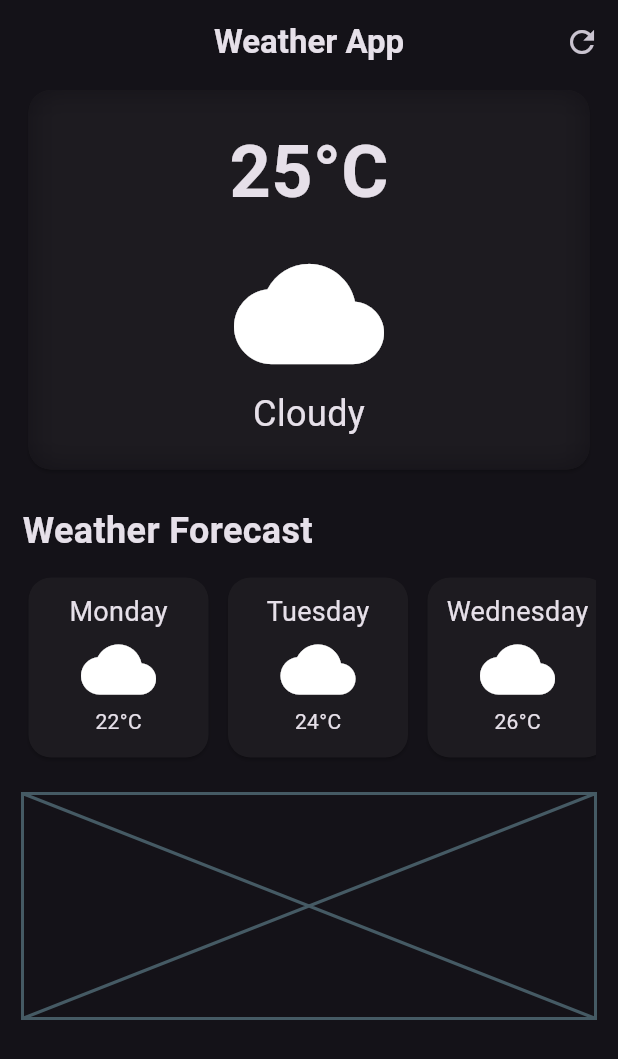
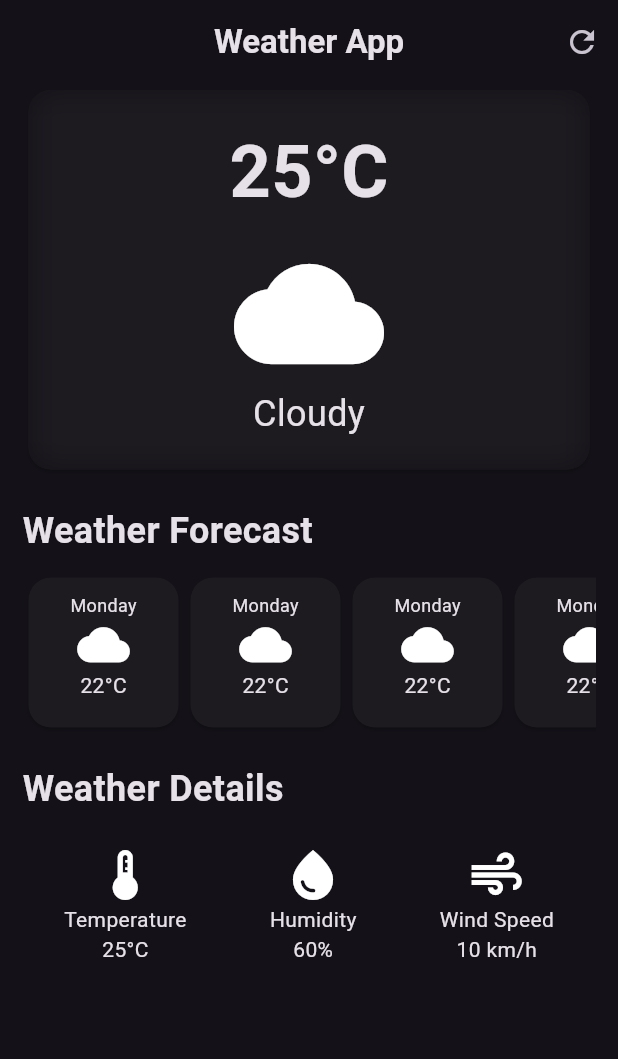
Before and after one commit to PlanHorror/Learning-flutter, a Flutter app: the screen it shows after launch, on a phone screen of 412 x 824 dp. Shown: the top 1059 px of the screen. Run offline on Flutter 3.47's test engine with Material 3 defaults, Android fonts, the phone set to English and light mode, and no system bars.

Commit message:
Full UI of weather app

```diff
--- /dev/null
+++ b/weather_app/lib/forecast_widget.dart
@@ -0,0 +1,27 @@
+import 'package:flutter/material.dart';
+
+class ForecastWidget extends StatelessWidget {
+  const ForecastWidget({super.key});
+
+  @override
+  Widget build(BuildContext context) {
+    return Card(
+      shape: RoundedRectangleBorder(borderRadius: BorderRadius.circular(15)),
+      child: Padding(
+        padding: const EdgeInsets.all(10.0),
+        child: SizedBox(
+          width: 80,
+          height: 80,
+
+          child: Column(
+            children: [
+              Text('Monday', style: TextStyle(fontSize: 12)),
+              Icon(Icons.cloud, size: 35),
+              Text('22°C'),
+            ],
+          ),
+        ),
+      ),
+    );
+  }
+}
--- /dev/null
+++ b/weather_app/lib/weather_detail.dart
@@ -0,0 +1,36 @@
+import 'package:flutter/material.dart';
+
+class WeatherDetail extends StatelessWidget {
+  const WeatherDetail({super.key});
+
+  @override
+  Widget build(BuildContext context) {
+    return Row(
+      mainAxisAlignment: MainAxisAlignment.spaceAround,
+
+      children: [
+        Column(
+          children: [
+            Icon(Icons.thermostat, size: 40),
+            Text('Temperature'),
+            Text('25°C'),
+          ],
+        ),
+        Column(
+          children: [
+            Icon(Icons.water_drop, size: 40),
+            Text('Humidity'),
+            Text('60%'),
+          ],
+        ),
+        Column(
+          children: [
+            Icon(Icons.air, size: 40),
+            Text('Wind Speed'),
+            Text('10 km/h'),
+          ],
+        ),
+      ],
+    );
+  }
+}
--- a/weather_app/lib/weather_screen.dart
+++ b/weather_app/lib/weather_screen.dart
@@ -1,6 +1,8 @@
 import 'dart:ui';
 
 import 'package:flutter/material.dart';
+import 'package:weather_app/forecast_widget.dart';
+import 'package:weather_app/weather_detail.dart';
 
 class WeatherScreen extends StatelessWidget {
   const WeatherScreen({super.key});
@@ -70,130 +72,22 @@ class WeatherScreen extends StatelessWidget {
             SingleChildScrollView(
               scrollDirection: Axis.horizontal,
               child: Row(
-                mainAxisAlignment: MainAxisAlignment.spaceBetween,
-                spacing: 5,
                 children: [
-                  Card(
-                    shape: RoundedRectangleBorder(
-                      borderRadius: BorderRadius.circular(15),
-                    ),
-                    child: Padding(
-                      padding: const EdgeInsets.all(10.0),
-                      child: SizedBox(
-                        width: 100,
-                        height: 100,
-
-                        child: Column(
-                          children: [
-                            Text('Monday', style: TextStyle(fontSize: 18)),
-                            Icon(Icons.cloud, size: 50),
-                            Text('22°C'),
-                          ],
-                        ),
-                      ),
-                    ),
-                  ),
-                  Card(
-                    shape: RoundedRectangleBorder(
-                      borderRadius: BorderRadius.circular(15),
-                    ),
-                    child: Padding(
-                      padding: const EdgeInsets.all(10.0),
-                      child: SizedBox(
-                        width: 100,
-                        height: 100,
-                        child: Column(
-                          children: [
-                            Text('Tuesday', style: TextStyle(fontSize: 18)),
-                            Icon(Icons.cloud, size: 50),
-                            Text('24°C'),
-                          ],
-                        ),
-                      ),
-                    ),
-                  ),
-                  Card(
-                    shape: RoundedRectangleBorder(
-                      borderRadius: BorderRadius.circular(15),
-                    ),
-                    child: Padding(
-                      padding: const EdgeInsets.all(10.0),
-                      child: SizedBox(
-                        width: 100,
-                        height: 100,
-                        child: Column(
-                          children: [
-                            Text('Wednesday', style: TextStyle(fontSize: 18)),
-                            Icon(Icons.cloud, size: 50),
-                            Text('26°C'),
-                          ],
-                        ),
-                      ),
-                    ),
-                  ),
-                  Card(
-                    shape: RoundedRectangleBorder(
-                      borderRadius: BorderRadius.circular(15),
-                    ),
-                    child: Padding(
-                      padding: const EdgeInsets.all(10.0),
-                      child: SizedBox(
-                        width: 100,
-                        height: 100,
-                        child: Column(
-                          children: [
-                            Text('Thursday', style: TextStyle(fontSize: 18)),
-                            Icon(Icons.cloud, size: 50),
-                            Text('28°C'),
-                          ],
-                        ),
-                      ),
-                    ),
-                  ),
-                  Card(
-                    shape: RoundedRectangleBorder(
-                      borderRadius: BorderRadius.circular(15),
-                    ),
-                    child: Padding(
-                      padding: const EdgeInsets.all(10.0),
-                      child: SizedBox(
-                        width: 100,
-                        height: 100,
-                        child: Column(
-                          children: [
-                            Text('Friday', style: TextStyle(fontSize: 18)),
-                            Icon(Icons.cloud, size: 50),
-                            Text('30°C'),
-                          ],
-                        ),
-                      ),
-                    ),
-                  ),
-                  Card(
-                    shape: RoundedRectangleBorder(
-                      borderRadius: BorderRadius.circular(15),
-                    ),
-                    child: Padding(
-                      padding: const EdgeInsets.all(10.0),
-                      child: SizedBox(
-                        width: 100,
-                        height: 100,
-                        child: Column(
-                          children: [
-                            Text('Saturday', style: TextStyle(fontSize: 18)),
-                            Icon(Icons.cloud, size: 50),
-                            Text('32°C'),
-                          ],
-                        ),
-                      ),
-                    ),
-                  ),
+                  ForecastWidget(),
+                  ForecastWidget(),
+                  ForecastWidget(),
+                  ForecastWidget(),
                 ],
               ),
             ),
 
             SizedBox(height: 20),
-            Placeholder(fallbackHeight: 150),
+            Text(
+              'Weather Details',
+              style: TextStyle(fontSize: 24, fontWeight: FontWeight.bold),
+            ),
+            SizedBox(height: 20),
+            WeatherDetail(),
           ],
         ),
       ),
```
